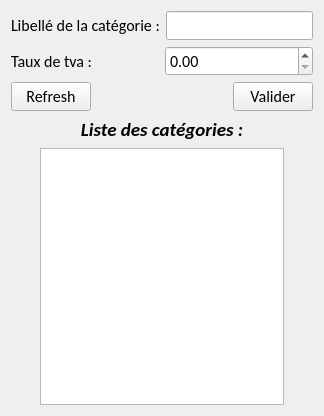
Qt form SeboApp/InterfaceGraphique/GuiCategorie.ui (cok1/SeboApp) before a commit.
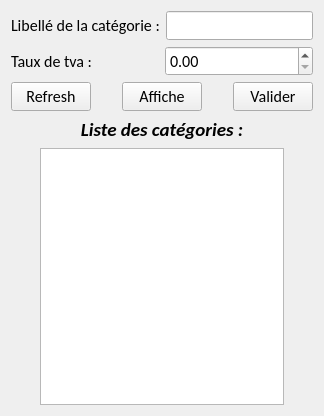
The same form after that commit.

```diff
--- a/SeboApp/InterfaceGraphique/GuiCategorie.ui
+++ b/SeboApp/InterfaceGraphique/GuiCategorie.ui
@@ -57,6 +57,26 @@
        </property>
       </widget>
      </item>
+     <item>
+      <spacer name="horizontalSpacer_4">
+       <property name="orientation">
+        <enum>Qt::Horizontal</enum>
+       </property>
+       <property name="sizeHint" stdset="0">
+        <size>
+         <width>40</width>
+         <height>20</height>
+        </size>
+       </property>
+      </spacer>
+     </item>
+     <item>
+      <widget class="QPushButton" name="btnAfficheId">
+       <property name="text">
+        <string>Affiche</string>
+       </property>
+      </widget>
+     </item>
      <item>
       <spacer name="horizontalSpacer_3">
        <property name="orientation">
```
